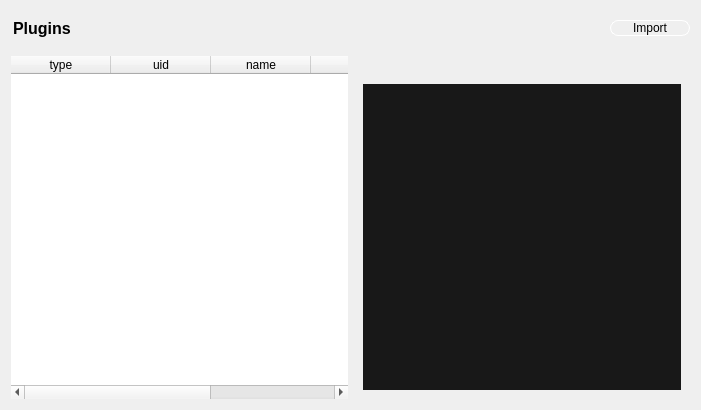
First picture: the form in src/gui/forms/pluginspage.ui, repository evoplex/evoplex, before the edit.
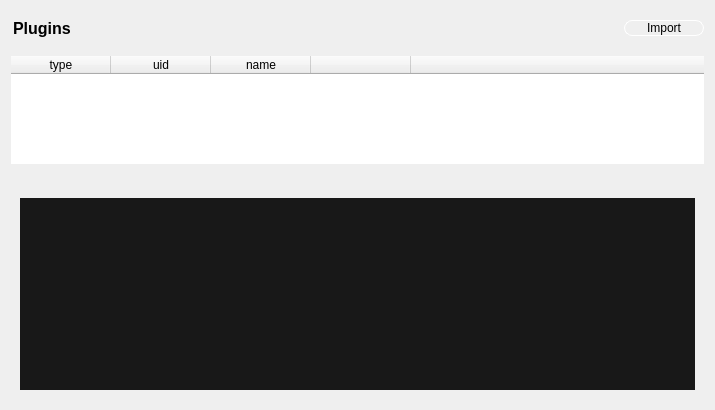
Second picture: the form after the edit.

Commit message: pluginspage - minor gui improvements + do not insertRow when importing a plugin, it'll be done via signal

```diff
--- a/src/gui/forms/pluginspage.ui
+++ b/src/gui/forms/pluginspage.ui
@@ -83,15 +83,25 @@
     </layout>
    </item>
    <item>
-    <layout class="QHBoxLayout" name="iwLayout">
+    <layout class="QHBoxLayout" name="iwLayout"/>
+   </item>
      <item>
       <widget class="QTableWidget" name="table">
+     <property name="sizePolicy">
+      <sizepolicy hsizetype="MinimumExpanding" vsizetype="MinimumExpanding">
+       <horstretch>0</horstretch>
+       <verstretch>0</verstretch>
+      </sizepolicy>
+     </property>
        <property name="frameShape">
         <enum>QFrame::NoFrame</enum>
        </property>
        <property name="lineWidth">
         <number>0</number>
        </property>
+     <property name="sizeAdjustPolicy">
+      <enum>QAbstractScrollArea::AdjustToContentsOnFirstShow</enum>
+     </property>
        <property name="editTriggers">
         <set>QAbstractItemView::NoEditTriggers</set>
        </property>
@@ -130,18 +140,24 @@
        </column>
        <column>
         <property name="text">
-         <string> </string>
+       <string/>
         </property>
        </column>
        <column>
         <property name="text">
-         <string> </string>
+       <string/>
         </property>
        </column>
       </widget>
      </item>
      <item>
       <widget class="QDockWidget" name="dockBrowser">
+     <property name="sizePolicy">
+      <sizepolicy hsizetype="MinimumExpanding" vsizetype="MinimumExpanding">
+       <horstretch>0</horstretch>
+       <verstretch>0</verstretch>
+      </sizepolicy>
+     </property>
        <property name="features">
         <set>QDockWidget::NoDockWidgetFeatures</set>
        </property>
@@ -149,9 +165,21 @@
         <set>Qt::RightDockWidgetArea</set>
        </property>
        <widget class="QWidget" name="dockWidgetContents_3">
+      <property name="sizePolicy">
+       <sizepolicy hsizetype="MinimumExpanding" vsizetype="MinimumExpanding">
+        <horstretch>0</horstretch>
+        <verstretch>0</verstretch>
+       </sizepolicy>
+      </property>
         <layout class="QVBoxLayout" name="verticalLayout_3">
          <item>
           <widget class="QTextBrowser" name="browser">
+         <property name="sizePolicy">
+          <sizepolicy hsizetype="MinimumExpanding" vsizetype="MinimumExpanding">
+           <horstretch>0</horstretch>
+           <verstretch>0</verstretch>
+          </sizepolicy>
+         </property>
            <property name="styleSheet">
             <string notr="true">background-color: rgb(24, 24, 24);</string>
            </property>
@@ -166,8 +194,6 @@
         </layout>
        </widget>
       </widget>
-     </item>
-    </layout>
    </item>
   </layout>
  </widget>
```
Lines whose indentation alone changed are shown as unchanged. The commit also changes 1 other file.
